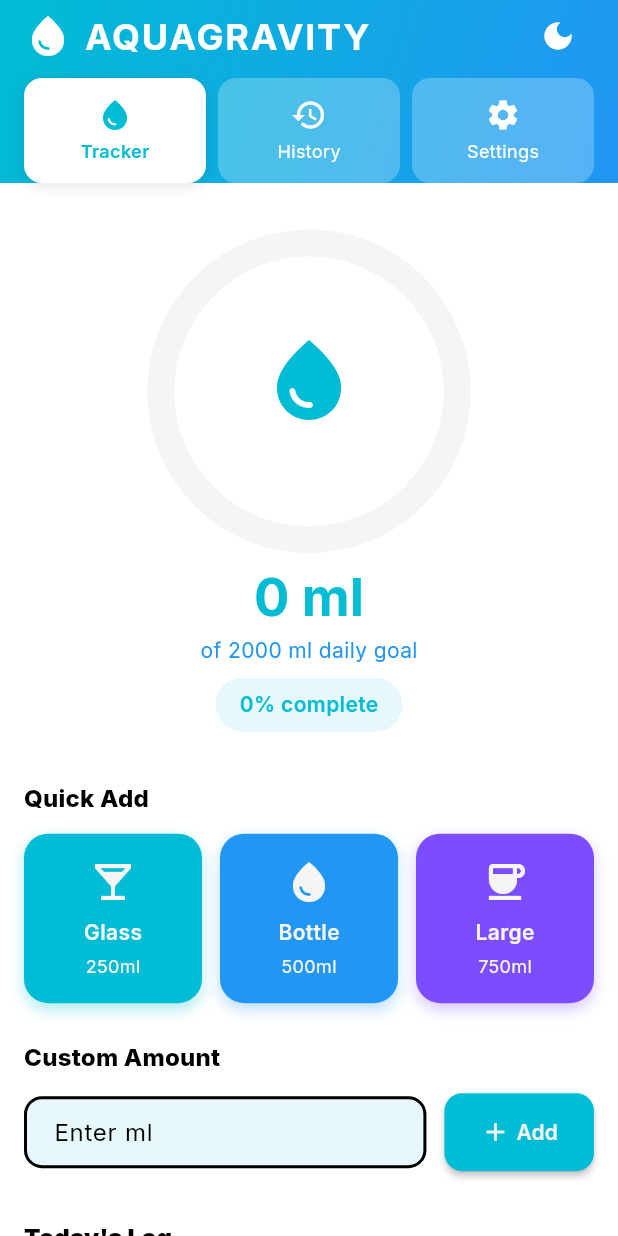
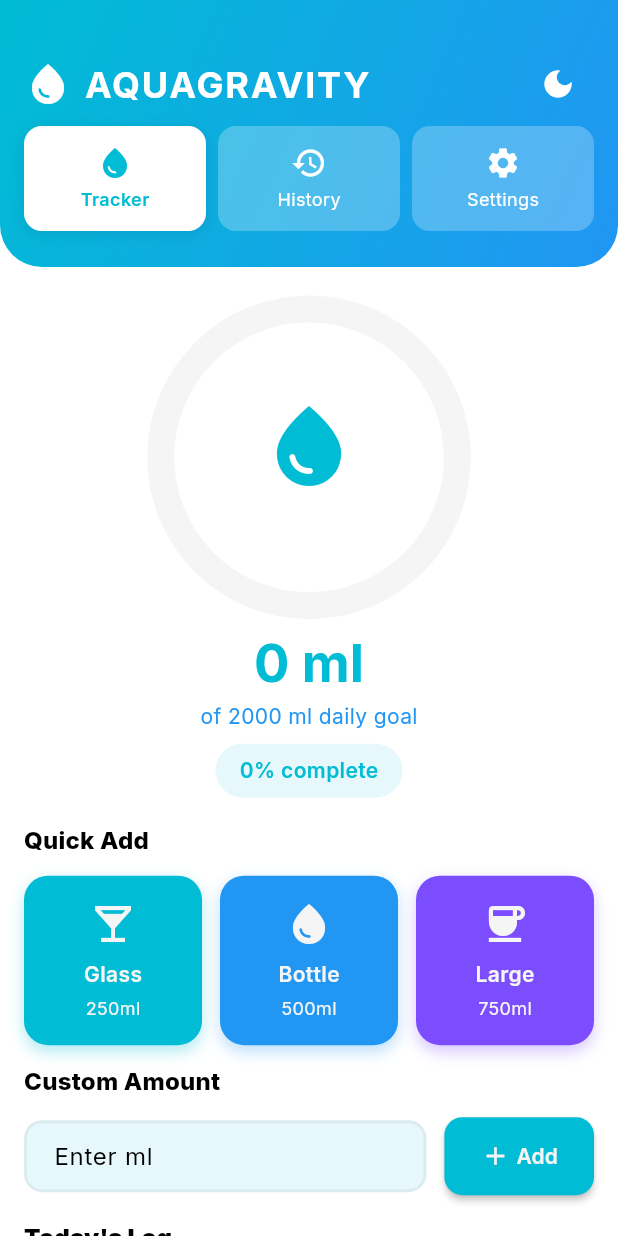
Before and after one commit to nabilban/AQUAGRAVITY-app, a Flutter app: the screen it shows after launch, on a phone screen of 412 x 824 dp. Run offline on Flutter 3.47's test engine with Material 3 defaults, Android fonts, the phone set to English and light mode, and no system bars; our stand-ins replace auto_route, dartz, drift, drift_flutter, flutter_bloc, flutter_local_notifications and 9 more; accounts and stored records are empty; generated files the repository leaves out were written again.

Commit message:
refactor: Migrate home page tab navigation from AnimatedSwitcher to PageView, and refine layout spacing in home and history pages.

```diff
--- a/lib/app/features/hydration/pages/history_page.dart
+++ b/lib/app/features/hydration/pages/history_page.dart
@@ -115,7 +115,7 @@ class HistoryPage extends StatelessWidget {
               daysTracked: daysTracked,
               theme,
             ),
-            Gap(height * 0.03),
+            Gap(height * 0.02),
 
             // History Section Header
             Row(
@@ -138,6 +138,7 @@ class HistoryPage extends StatelessWidget {
             // History List
             if (sortedKeys.isNotEmpty)
               ListView.separated(
+                padding: EdgeInsets.only(top: height * 0.01),
                 shrinkWrap: true,
                 physics: const NeverScrollableScrollPhysics(),
                 itemCount: sortedKeys.length,
--- a/lib/app/features/hydration/pages/home_page.dart
+++ b/lib/app/features/hydration/pages/home_page.dart
@@ -29,7 +29,9 @@ class _HomePageState extends State<HomePage> with TickerProviderStateMixin {
   late Animation<double> _floatingAnimation;
   late AnimationController _celebrationAnimationController;
   late Animation<double> _celebrationAnimation;
+  late PageController _pageController;
   bool _hasReached100 = false;
+  bool _isTabSwitching = false;
 
   @override
   void initState() {
@@ -72,6 +74,8 @@ class _HomePageState extends State<HomePage> with TickerProviderStateMixin {
         curve: Curves.easeInOut,
       ),
     );
+
+    _pageController = PageController(initialPage: _selectedTab);
   }
 
   @override
@@ -79,6 +83,7 @@ class _HomePageState extends State<HomePage> with TickerProviderStateMixin {
     _progressAnimationController.dispose();
     _floatingAnimationController.dispose();
     _celebrationAnimationController.dispose();
+    _pageController.dispose();
 
     _customAmountController.dispose();
     super.dispose();
@@ -112,6 +117,20 @@ class _HomePageState extends State<HomePage> with TickerProviderStateMixin {
     if (_selectedTab != newTab) {
       setState(() {
         _selectedTab = newTab;
+        _isTabSwitching = true;
+      });
+      _pageController
+          .animateToPage(
+            newTab,
+            duration: const Duration(milliseconds: 300),
+            curve: Curves.easeInOut,
+          )
+          .then((_) {
+            if (mounted) {
+              setState(() {
+                _isTabSwitching = false;
+              });
+            }
           });
     }
   }
@@ -196,20 +215,17 @@ class _HomePageState extends State<HomePage> with TickerProviderStateMixin {
 
         // Content based on selected tab with fade animation
         Expanded(
-          child: AnimatedSwitcher(
-            duration: const Duration(milliseconds: 300),
-            switchInCurve: Curves.easeOut,
-            switchOutCurve: Curves.easeIn,
-            layoutBuilder: (currentChild, previousChildren) {
-              return Stack(
-                alignment: Alignment.topCenter,
-                children: <Widget>[...previousChildren, ?currentChild],
-              );
+          child: PageView(
+            controller: _pageController,
+            onPageChanged: (index) {
+              if (!_isTabSwitching) {
+                setState(() {
+                  _selectedTab = index;
+                });
+              }
             },
-            child: _selectedTab == 0
-                ? KeyedSubtree(
-                    key: const ValueKey(0),
-                    child: _buildTrackerContent(
+            children: [
+              _buildTrackerContent(
                 context,
                 logs,
                 todayTotal,
@@ -219,21 +235,9 @@ class _HomePageState extends State<HomePage> with TickerProviderStateMixin {
                 width,
                 height,
               ),
-                  )
-                : _selectedTab == 1
-                ? KeyedSubtree(
-                    key: const ValueKey(1),
-                    child: _buildHistoryContent(
-                      context,
-                      logs,
-                      todayTotal,
-                      dailyGoal,
-                    ),
-                  )
-                : KeyedSubtree(
-                    key: const ValueKey(2),
-                    child: _buildSettingsContent(context),
-                  ),
+              _buildHistoryContent(context, logs, todayTotal, dailyGoal),
+              _buildSettingsContent(context),
+            ],
           ),
         ),
       ],
@@ -256,7 +260,7 @@ class _HomePageState extends State<HomePage> with TickerProviderStateMixin {
         child: Column(
           crossAxisAlignment: CrossAxisAlignment.start,
           children: [
-            const Gap(AppDimens.x6),
+            const Gap(AppDimens.x3),
 
             // Circular Progress Indicator
             _buildCircularProgress(
@@ -266,18 +270,19 @@ class _HomePageState extends State<HomePage> with TickerProviderStateMixin {
               progress,
               width,
             ),
-            const Gap(AppDimens.x8),
+            const Gap(AppDimens.x4),
 
             // Quick Add Section
             _buildQuickAddSection(context),
-            const Gap(AppDimens.x6),
+            const Gap(AppDimens.x3),
 
             // Custom Amount Section
             _buildCustomAmountSection(context),
-            const Gap(AppDimens.x8),
+            const Gap(AppDimens.x4),
 
             // Today's Log Section
             _buildTodaysLogSection(context, logs),
+            const Gap(AppDimens.x4),
           ],
         ),
       ),
@@ -305,15 +310,17 @@ class _HomePageState extends State<HomePage> with TickerProviderStateMixin {
           begin: Alignment.topLeft,
           end: Alignment.bottomRight,
         ),
-        // No borderRadius - straight edge at the bottom
+        borderRadius: BorderRadius.only(
+          bottomLeft: Radius.circular(28),
+          bottomRight: Radius.circular(28),
         ),
-      child: SafeArea(
+      ),
       child: Padding(
         padding: const EdgeInsets.only(
           left: AppDimens.x4,
           right: AppDimens.x4,
-            top: 0,
-            bottom: 0,
+          top: AppDimens.x8,
+          bottom: AppDimens.x6,
         ),
         child: Column(
           children: [
@@ -361,7 +368,6 @@ class _HomePageState extends State<HomePage> with TickerProviderStateMixin {
                 builder: (context, constraints) {
                   final tabWidth =
                       (constraints.maxWidth - (AppDimens.x2 * 2)) / 3;
-
                   return Stack(
                     children: [
                       // Animated sliding white background
@@ -430,7 +436,6 @@ class _HomePageState extends State<HomePage> with TickerProviderStateMixin {
               ),
             ),
           ],
-          ),
         ),
       ),
     );
@@ -803,14 +808,16 @@ class _HomePageState extends State<HomePage> with TickerProviderStateMixin {
                     borderSide: BorderSide(
                       color: Theme.of(
                         context,
-                      ).colorScheme.outline.withValues(alpha: 0.5),
+                      ).colorScheme.outlineVariant.withValues(alpha: 0.05),
                       width: 2,
                     ),
                   ),
                   enabledBorder: OutlineInputBorder(
                     borderRadius: BorderRadius.circular(12),
                     borderSide: BorderSide(
-                      color: Theme.of(context).colorScheme.outline,
+                      color: Theme.of(
+                        context,
+                      ).colorScheme.outlineVariant.withValues(alpha: 0.05),
                       width: 2,
                     ),
                   ),
@@ -952,8 +959,10 @@ class _HomePageState extends State<HomePage> with TickerProviderStateMixin {
                     color: Theme.of(context).colorScheme.surface,
                     borderRadius: BorderRadius.circular(12),
                     border: Border.all(
+                      color: Theme.of(
+                        context,
+                      ).colorScheme.outlineVariant.withValues(alpha: 0.05),
                       width: 2,
-                      color: Theme.of(context).colorScheme.outlineVariant,
                     ),
                   ),
                   child: Row(
--- a/lib/app/features/settings/pages/settings_page_content.dart
+++ b/lib/app/features/settings/pages/settings_page_content.dart
@@ -155,8 +155,6 @@ class _SettingsPageContentState extends State<SettingsPageContent> {
         child: Column(
           crossAxisAlignment: CrossAxisAlignment.stretch,
           children: [
-            const Gap(AppDimens.x4),
-
             // Daily Goal Card
             _buildDailyGoalCard(context, theme, width),
             const Gap(AppDimens.x4),
```
Lines whose indentation alone changed are shown as unchanged.
